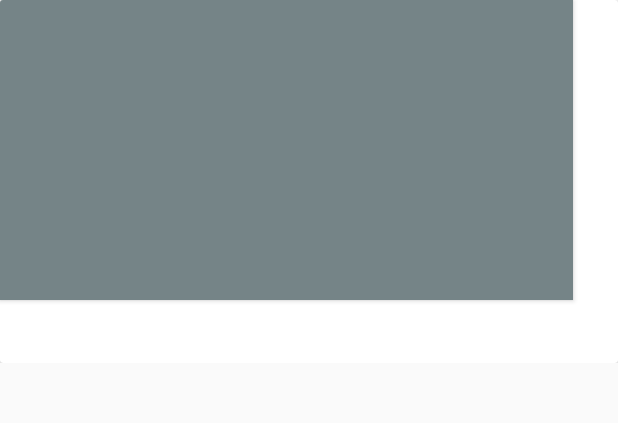
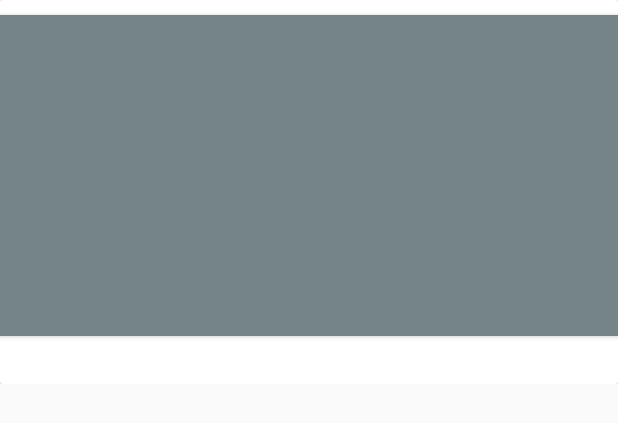
Before and after one commit to sidoncode/Finished-item-from-refrigerator-alert-app, an Android app: the layout message_item.xml on its own in the app's theme, with its tools: preview values and no code run, on a phone screen of 412 x 824 dp. Shown: the top 423 px of the screen. Run offline under Robolectric (Android 15) with nearby library versions, the phone set to English and light mode, and no system bars.

Commit message:
sid commit #19

```diff
--- a/app/src/main/res/layout/message_item.xml
+++ b/app/src/main/res/layout/message_item.xml
@@ -10,35 +10,46 @@
 
     <androidx.cardview.widget.CardView
         android:layout_width="match_parent"
-        android:layout_height="242dp"
+        android:layout_height="wrap_content"
+        android:background="@color/white"
         android:foreground="?android:attr/selectableItemBackground"
         app:layout_constraintEnd_toEndOf="parent"
         app:layout_constraintStart_toStartOf="parent"
         app:layout_constraintTop_toTopOf="parent"
-        android:background="@color/white">
+        >
+
+        <ScrollView
+            android:layout_width="match_parent"
+            android:layout_height="match_parent">
 
             <RelativeLayout
-            android:layout_width="match_parent"
+                android:layout_width="wrap_content"
                 android:layout_height="wrap_content"
-            android:layout_marginRight="10dp">
+                >
 
                 <ImageView
+                    android:layout_marginTop="10dp"
                     android:id="@+id/imageview"
                     android:layout_width="match_parent"
-                android:layout_height="200dp"
+                    android:layout_height="214dp"
+                    android:background="@color/grey"
                     android:elevation="2dp"
-                android:layout_marginRight="20dp"
-                android:scaleType="centerCrop"
-                android:background="@color/grey" />
+                    android:scaleType="centerCrop" />
 
                 <TextView
                     android:id="@+id/textviewy"
                     android:layout_width="wrap_content"
                     android:layout_height="wrap_content"
                     android:layout_below="@+id/imageview"
-                android:layout_margin="10dp"
-                android:textSize="16sp" />
+                    android:textSize="16sp"
+                    android:inputType="textMultiLine"
+                    android:layout_marginLeft="12dp"
+                    android:layout_marginRight="45dp"
+                    android:layout_marginBottom="10dp"/>
+
             </RelativeLayout>
+
+        </ScrollView>
 
     </androidx.cardview.widget.CardView>
 
--- a/app/src/main/res/values/colors.xml
+++ b/app/src/main/res/values/colors.xml
@@ -1,7 +1,7 @@
 <?xml version="1.0" encoding="utf-8"?>
 <resources>
     <color name="colorPrimary">#6200EE</color>
-    <color name="colorPrimaryDark">#3700B3</color>
+    <color name="colorPrimaryDark">#ff40b7</color>
     <color name="colorAccent">#03DAC5</color>
 
 
@@ -14,9 +14,9 @@
 
 <!--     <color name="black">#000000</color> -->
 
-    <color name="tab_indicator_gray">#c0c0c0</color>
+    <color name="tab_indicator_gray">#ea93ff</color>
     <color name="intro_title_color">#000000</color>
-    <color name="intro_description_color">#656565</color>
+    <color name="intro_description_color">#ea93ff</color>
 
 
     <!-- note background colors -->
```
Lines whose indentation alone changed are shown as unchanged.
